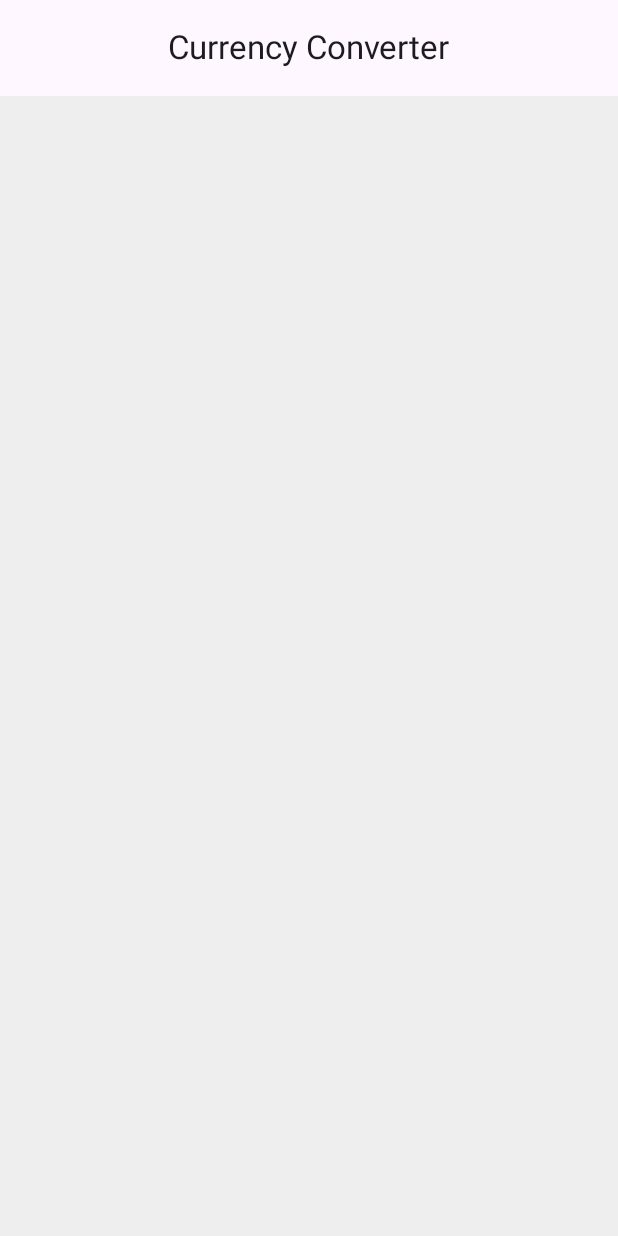
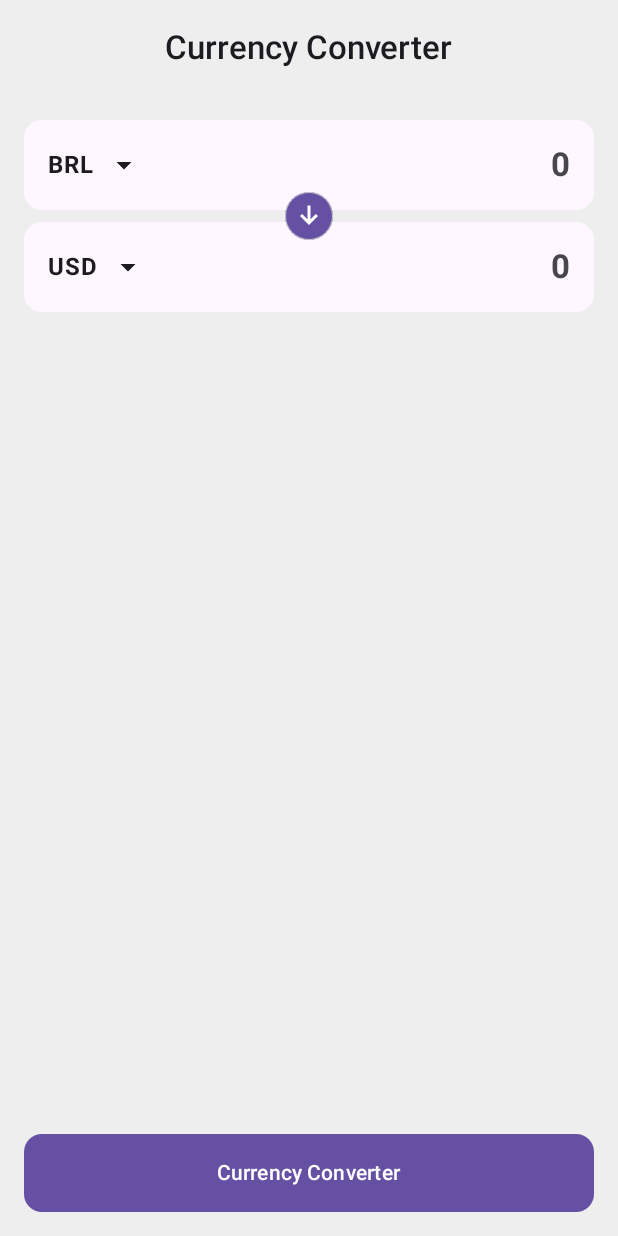
Before and after one commit to MatheusAngelicio/Currency-Converter, an Android app built with Jetpack Compose: the @Preview function ConverterContentPreview, on a phone screen of 412 x 824 dp. Run offline under Robolectric (Android 15) with nearby library versions, the phone set to English and light mode, and no system bars.

Commit message:
feat: Build currency conversion UI

```diff
--- a/app/src/main/java/com/example/currencyconverter/ui/feature/converter/ConverterScreen.kt
+++ b/app/src/main/java/com/example/currencyconverter/ui/feature/converter/ConverterScreen.kt
@@ -1,11 +1,36 @@
 package com.example.currencyconverter.ui.feature.converter
 
+import androidx.compose.foundation.BorderStroke
+import androidx.compose.foundation.layout.Box
+import androidx.compose.foundation.layout.Column
+import androidx.compose.foundation.layout.PaddingValues
+import androidx.compose.foundation.layout.consumeWindowInsets
+import androidx.compose.foundation.layout.fillMaxSize
+import androidx.compose.foundation.layout.fillMaxWidth
+import androidx.compose.foundation.layout.imePadding
+import androidx.compose.foundation.layout.padding
+import androidx.compose.foundation.layout.systemBarsPadding
+import androidx.compose.foundation.shape.CircleShape
+import androidx.compose.material3.BottomAppBar
+import androidx.compose.material3.Button
 import androidx.compose.material3.CenterAlignedTopAppBar
 import androidx.compose.material3.ExperimentalMaterial3Api
+import androidx.compose.material3.Icon
+import androidx.compose.material3.MaterialTheme
 import androidx.compose.material3.Scaffold
+import androidx.compose.material3.Surface
 import androidx.compose.material3.Text
+import androidx.compose.material3.TopAppBarDefaults
 import androidx.compose.runtime.Composable
+import androidx.compose.ui.Alignment
+import androidx.compose.ui.Modifier
+import androidx.compose.ui.graphics.Color
+import androidx.compose.ui.graphics.Shape
+import androidx.compose.ui.res.painterResource
+import androidx.compose.ui.text.font.FontWeight
 import androidx.compose.ui.tooling.preview.Preview
+import androidx.compose.ui.unit.dp
+import com.example.currencyconverter.R
 import com.example.currencyconverter.ui.theme.CurrencyConverterTheme
 
 @Composable
@@ -17,12 +42,80 @@ fun ConverterScreen() {
 @Composable
 fun ConverterContent() {
     Scaffold(
+        bottomBar = {
+            Button(
+                modifier = Modifier
+                    .fillMaxWidth()
+                    .padding(16.dp),
+                shape = MaterialTheme.shapes.medium,
+                contentPadding = PaddingValues(vertical = 16.dp),
+                onClick = {},
+            ) {
+                Text(text = "Currency Converter")
+            }
+        },
+        // para que quando teclado subir, o botao da bottombar acompanhar o teclado e ficar em cima dele
+        modifier = Modifier.imePadding(),
         topBar = {
             CenterAlignedTopAppBar(
-                title = { Text(text = "Currency Converter") }
+                title = {
+                    Text(text = "Currency Converter", fontWeight = FontWeight.SemiBold)
+                },
+                colors = TopAppBarDefaults.topAppBarColors(
+                    // sobrescrevendo o containerColor
+                    containerColor = MaterialTheme.colorScheme.background
+                )
             )
         }
-    ) { }
+    ) { innerPadding ->
+        Column(
+            modifier = Modifier
+                .fillMaxSize()
+                .padding(innerPadding)
+                .padding(16.dp)
+                .consumeWindowInsets(innerPadding)
+                // para respeitar a systembar do dispositivo
+                .systemBarsPadding()
+        ) {
+            Box(
+                contentAlignment = Alignment.Center
+            ) {
+                Column {
+                    CurrencyField(
+                        currencies = listOf("USD, EUR, JPY, CAD, GBP"),
+                        selectedCurrency = "BRL",
+                        currencyAmount = "",
+                        onCurrencySelected = { },
+                        onCurrencyAmountChanged = {},
+                    )
+
+                    CurrencyField(
+                        currencies = listOf("USD, EUR, JPY, CAD, GBP"),
+                        selectedCurrency = "USD",
+                        currencyAmount = "",
+                        onCurrencySelected = { },
+                        onCurrencyAmountChanged = {},
+                        modifier = Modifier.padding(top = 8.dp)
+                    )
+                }
+
+                Surface(
+                    shape = CircleShape,
+                    color = MaterialTheme.colorScheme.primary,
+                    border = BorderStroke(
+                        width = 0.5.dp,
+                        color = Color.LightGray,
+                    )
+                ) {
+                    Icon(
+                        painter = painterResource(R.drawable.ic_arrow_downward),
+                        contentDescription = "Arrow Icon",
+                        modifier = Modifier.padding(4.dp),
+                    )
+                }
+            }
+        }
+    }
 
 }
 
```
